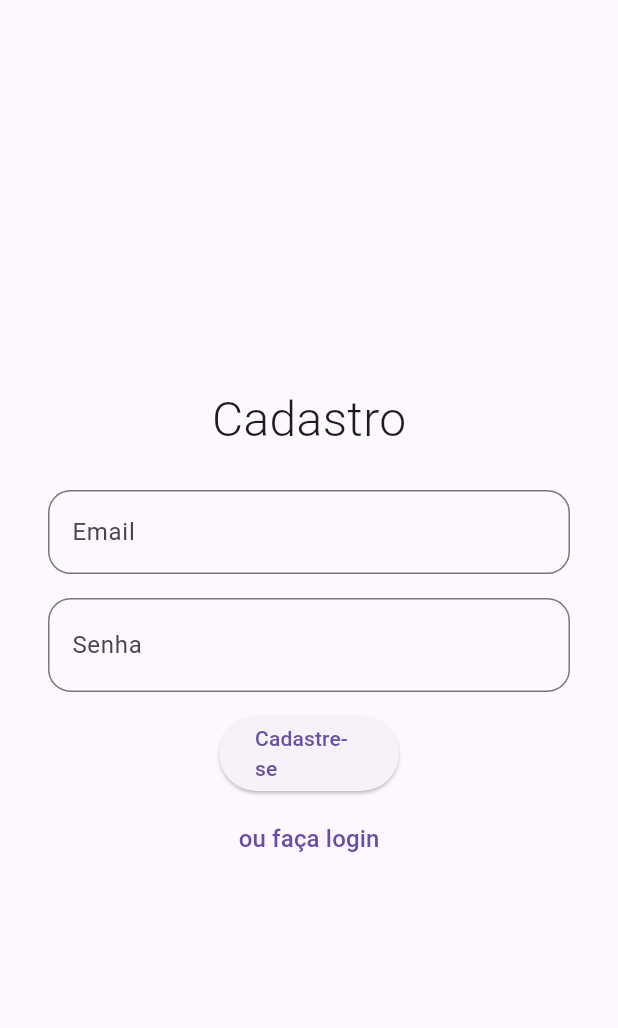
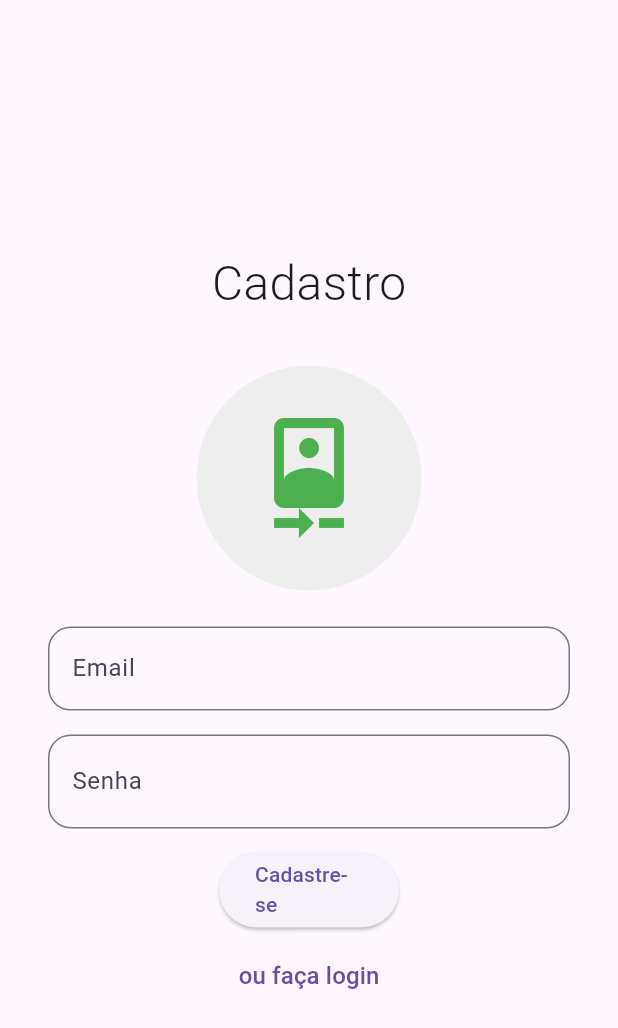
Before and after one commit to valdineifer/desafio_capyba, a Flutter app: the SignUpPage screen opened by its route, on a phone screen of 412 x 824 dp. Shown: the top 1028 px of the screen. Run offline on Flutter 3.47's test engine with Material 2 defaults, Android fonts, the phone set to English and light mode, and no system bars; our stand-ins replace email_validator, firebase_auth, firebase_core, image_picker; accounts and stored records are empty; network calls fail.

Commit message:
Implementa ação de logout e campo de inserção de selfie do usuário para cadastro

```diff
--- a/lib/controllers/auth_controller.dart
+++ b/lib/controllers/auth_controller.dart
@@ -38,4 +38,10 @@ class AuthController {
       onError(e.message ?? 'Não foi possível criar o usuário');
     }
   }
+
+  Future<void> logout({required void Function() onSuccess}) async {
+    await FirebaseAuth.instance.signOut();
+
+    onSuccess();
+  }
 }
--- a/lib/pages/login_page.dart
+++ b/lib/pages/login_page.dart
@@ -68,7 +68,7 @@ class LoginFormState extends State<LoginForm> {
             SnackBar(content: Text(message)),
           );
         },
-        onSuccess: () async => Navigator.pushNamed(context, '/'),
+        onSuccess: () async => Navigator.of(context).pushReplacementNamed('/'),
         toggleLoading: (bool value) {
           setState(() {
             isLoading = value;
--- a/lib/pages/signup_page.dart
+++ b/lib/pages/signup_page.dart
@@ -1,6 +1,7 @@
 import 'package:desafio_capyba/controllers/auth_controller.dart';
 import 'package:desafio_capyba/widgets/email_widget.dart';
 import 'package:desafio_capyba/widgets/password.widget.dart';
+import 'package:desafio_capyba/widgets/selfie_widget.dart';
 import 'package:firebase_auth/firebase_auth.dart';
 import 'package:flutter/material.dart';
 
@@ -86,6 +87,7 @@ class SignUpFormState extends State<SignUpForm> {
       key: _formKey,
       child: Column(
         children: <Widget>[
+          const SelfieField(),
           EmailField(controller: emailController),
           PasswordField(controller: passwordController),
           Padding(
--- /dev/null
+++ b/lib/widgets/selfie_widget.dart
@@ -0,0 +1,69 @@
+import 'dart:typed_data';
+
+import 'package:flutter/material.dart';
+import 'package:image_picker/image_picker.dart';
+
+class SelfieField extends StatefulWidget {
+  const SelfieField({Key? key}) : super(key: key);
+
+  @override
+  State<StatefulWidget> createState() => SelfieFieldState();
+}
+
+class SelfieFieldState extends State<SelfieField> {
+  Image? _image;
+  bool _isLoading = false;
+
+  void _toggleLoading() {
+    setState(() {
+      _isLoading = !_isLoading;
+    });
+  }
+
+  Future<void> _pickImage() async {
+    _toggleLoading();
+
+    XFile? imageXFile =
+        await ImagePicker().pickImage(source: ImageSource.camera);
+
+    if (imageXFile != null) {
+      Uint8List imageBytes = await imageXFile.readAsBytes();
+
+      setState(() {
+        _image = Image.memory(imageBytes, fit: BoxFit.cover);
+      });
+    }
+
+    _toggleLoading();
+  }
+
+  Widget _getWidget() {
+    if (_isLoading) {
+      return const Center(child: CircularProgressIndicator());
+    }
+
+    return _image != null
+        ? _image!
+        : IconButton(
+            onPressed: _pickImage,
+            icon: const Icon(
+              Icons.camera_front,
+              size: 80,
+              color: Colors.green,
+            ));
+  }
+
+  @override
+  Widget build(BuildContext context) {
+    return Padding(
+      padding: const EdgeInsets.all(16.0),
+      child: SizedBox(
+        height: 150,
+        width: 150,
+        child: ClipRRect(
+            borderRadius: BorderRadius.circular(100),
+            child: Container(color: Colors.grey[200], child: _getWidget())),
+      ),
+    );
+  }
+}
--- a/pubspec.yaml
+++ b/pubspec.yaml
@@ -18,7 +18,7 @@ publish_to: 'none' # Remove this line if you wish to publish to pub.dev
 version: 1.0.0+1
 
 environment:
-  sdk: ">=2.17.0 <3.0.0"
+  sdk: '>=2.17.0 <3.0.0'
 
 # Dependencies specify other packages that your package needs in order to work.
 # To automatically upgrade your package dependencies to the latest versions
@@ -30,13 +30,13 @@ dependencies:
   flutter:
     sdk: flutter
 
-
   # The following adds the Cupertino Icons font to your application.
   # Use with the CupertinoIcons class for iOS style icons.
   cupertino_icons: ^1.0.2
   firebase_core: ^1.17.0
   firebase_auth: ^3.3.18
   email_validator: ^2.0.1
+  image_picker: ^0.8.5+3
 
 dev_dependencies:
   flutter_test:
@@ -54,7 +54,6 @@ dev_dependencies:
 
 # The following section is specific to Flutter packages.
 flutter:
-
   # The following line ensures that the Material Icons font is
   # included with your application, so that you can use the icons in
   # the material Icons class.
```
Also changed, not shown: lib/pages/home_page.dart (+23 -3 lines), pubspec.lock.
